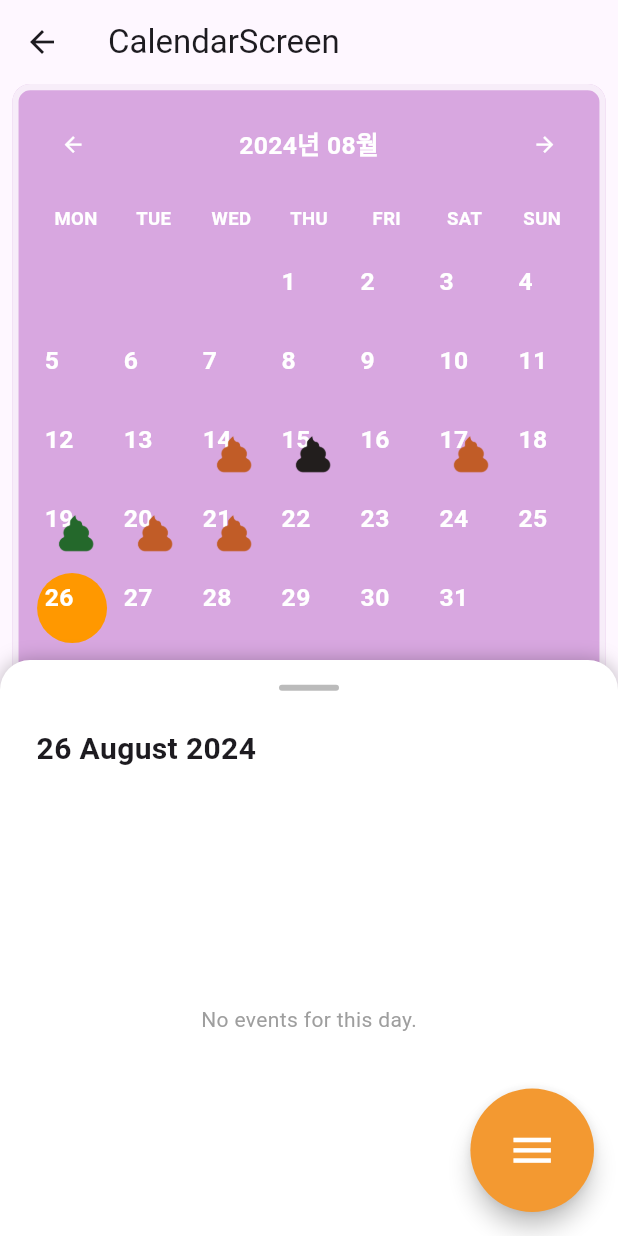
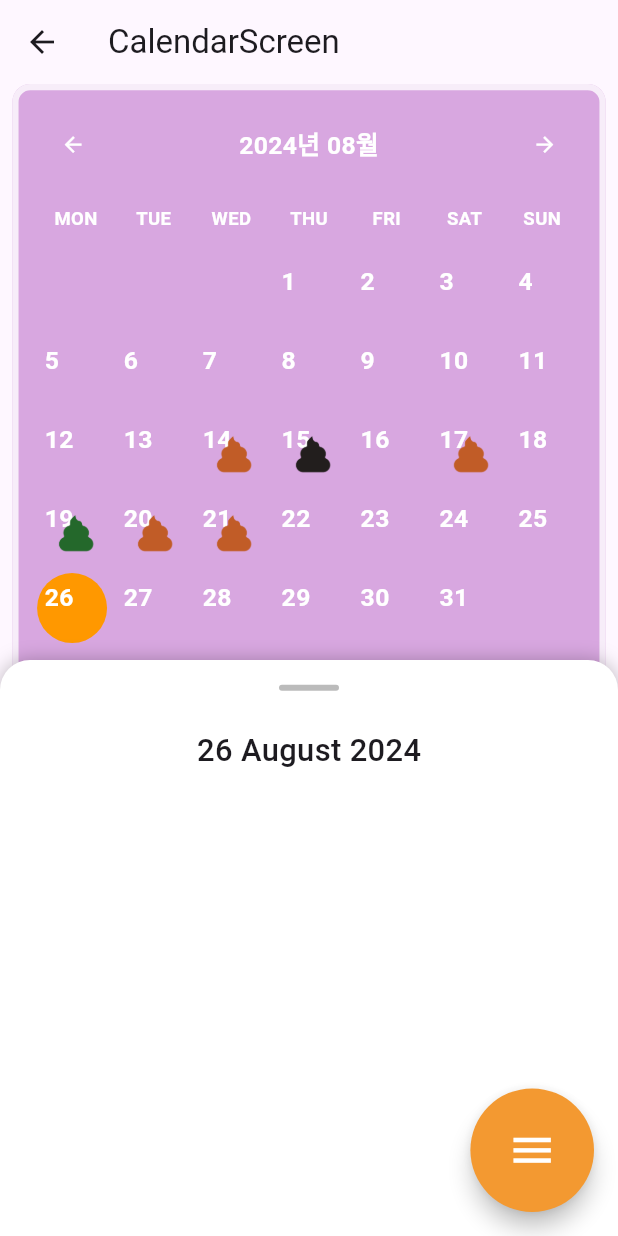
Before and after one commit to ChaenyH/SKT-FlyAI, a Flutter app: the CalendarScreen screen opened by its route, on a phone screen of 412 x 824 dp. Run offline on Flutter 3.47's test engine with Material 3 defaults, Android fonts, the phone set to English and light mode, and no system bars; our stand-ins replace camera, image_picker.

Commit message:
New Version Front App

```diff
--- a/gr_local/poopy/lib/views/widgets/draggable_date_info_panel.dart
+++ b/gr_local/poopy/lib/views/widgets/draggable_date_info_panel.dart
@@ -47,7 +47,7 @@ class DraggableDateInfoPanel extends StatelessWidget {
                     ),
                   ),
                 ),
-                Padding(
+                Container(
                   padding: EdgeInsets.symmetric(
                     vertical: contextHeight * 0.1,
                     horizontal: contextWidth * 0.2,
@@ -78,25 +78,49 @@ class SelectedDateInformation extends StatelessWidget {
 
   @override
   Widget build(BuildContext context) {
-    return Column(
+    final double contextHeight = MediaQuery.of(context).size.height * 0.1;
+    final double contextWidth = MediaQuery.of(context).size.width * 0.1;
+
+    return Stack(
+      children: [
+        Container(
+          padding: EdgeInsets.symmetric(
+            horizontal: contextWidth * 0.5,
+            vertical: contextHeight * 0.2,
+          ),
+          child: Column(
             crossAxisAlignment: CrossAxisAlignment.start,
             children: [
-        Padding(
-          padding: const EdgeInsets.all(16.0),
+              Center(
+                child: Padding(
+                  padding: EdgeInsets.only(bottom: 16.0),
                   child: Text(
                     '${date.day} ${_monthName(date.month)} ${date.year}',
-            style: TextStyle(fontSize: 20, fontWeight: FontWeight.bold),
+                    style: TextStyle(
+                      fontSize: contextWidth * 0.5,
+                      fontWeight: FontWeight.w500
                     ),
                   ),
-        SizedBox(
-          height: 300,
+                ),
+              ),
+              Container(
+                height: contextHeight * 7.5, // 높이 조정
                 child: events.isNotEmpty
                     ? ListView.builder(
                   itemCount: events.length,
                   itemBuilder: (context, index) {
-              return ListTile(
+                    return Container(
+                      margin: EdgeInsets.symmetric(vertical: 8.0),
+                      decoration: BoxDecoration(
+                        color: index % 2 == 0
+                            ? Color(0xFFC9E8FF) // 첫 번째 색상
+                            : Color(0xFFFFC9C9), // 두 번째 색상
+                        borderRadius: BorderRadius.circular(12.0),
+                      ),
+                      child: ListTile(
                         title: Text(events[index]),
                         subtitle: Text('Details about ${events[index]}'),
+                      ),
                     );
                   },
                 )
@@ -105,6 +129,9 @@ class SelectedDateInformation extends StatelessWidget {
                     'No events for this day.',
                     style: TextStyle(color: Colors.grey),
                   ),
+                ),
+              ),
+            ],
           ),
         ),
       ],
```
Lines whose indentation alone changed are shown as unchanged.
